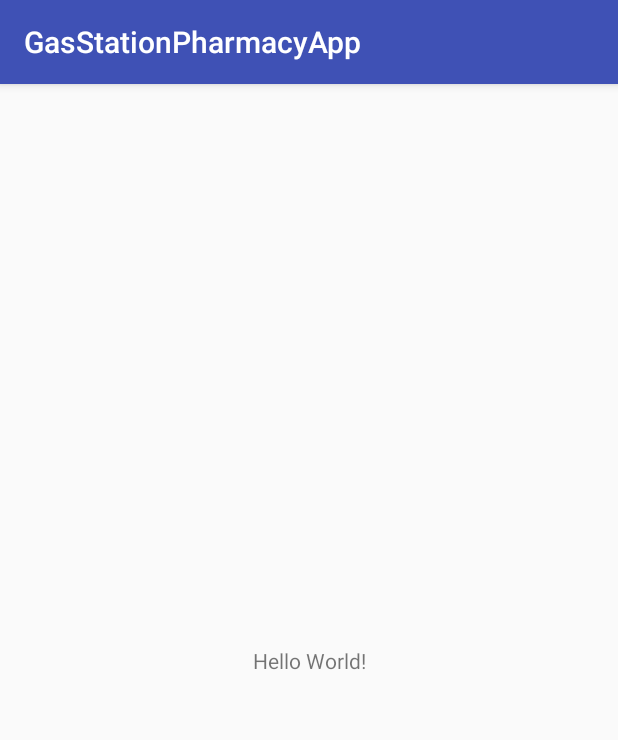
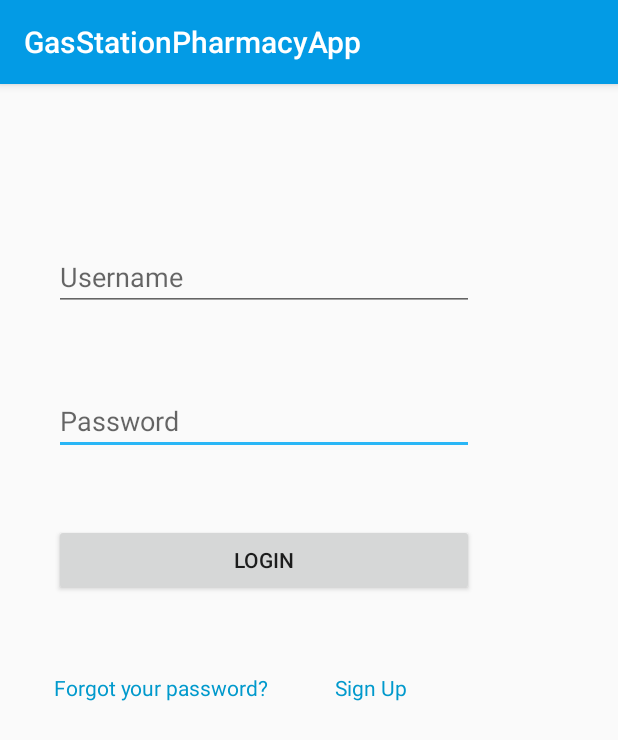
Before and after one commit to avargas10/Proyecto-1-BD, an Android app: the screen it shows after launch (MainActivity), on a phone screen of 412 x 824 dp. Shown: the top 740 px of the screen. Run offline under Robolectric (Android 15) with nearby library versions, the phone set to English and light mode, and no system bars.

Commit message:
Ventana de login

```diff
--- a/AndroidApp/GasSatationPharmacyApp/app/src/main/res/layout/activity_main.xml
+++ b/AndroidApp/GasSatationPharmacyApp/app/src/main/res/layout/activity_main.xml
@@ -4,15 +4,79 @@
     xmlns:tools="http://schemas.android.com/tools"
     android:layout_width="match_parent"
     android:layout_height="match_parent"
-    tools:context="com.example.adrian.gasstationpharmacyapp.MainActivity">
+    tools:context="com.example.adrian.gasstationpharmacyapp.MainActivity"
+    >
 
-    <TextView
-        android:layout_width="wrap_content"
-        android:layout_height="wrap_content"
-        android:text="Hello World!"
-        app:layout_constraintBottom_toBottomOf="parent"
-        app:layout_constraintLeft_toLeftOf="parent"
-        app:layout_constraintRight_toRightOf="parent"
-        app:layout_constraintTop_toTopOf="parent" />
+    <RelativeLayout
+        android:layout_width="385dp"
+        android:layout_height="499dp"
+        tools:layout_editor_absoluteX="16dp"
+        tools:layout_editor_absoluteY="-4dp">
+
+        <Button
+            android:id="@+id/btnLogin"
+            android:layout_width="280dp"
+            android:layout_height="48dp"
+            android:layout_alignParentBottom="true"
+            android:layout_alignParentStart="true"
+            android:layout_marginBottom="158dp"
+            android:layout_marginStart="36dp"
+            android:text="Login"
+            tools:layout_editor_absoluteX="52dp"
+            tools:layout_editor_absoluteY="287dp" />
+
+        <EditText
+            android:id="@+id/txtPassword"
+            android:layout_width="282dp"
+            android:layout_height="44dp"
+            android:layout_above="@+id/btnLogin"
+            android:layout_alignEnd="@+id/btnLogin"
+            android:layout_alignStart="@+id/btnLogin"
+            android:layout_marginBottom="46dp"
+            android:ems="10"
+            android:hint="Password"
+            android:inputType="textPassword"
+            tools:layout_editor_absoluteX="52dp"
+            tools:layout_editor_absoluteY="194dp" />
+
+        <EditText
+            android:id="@+id/txtUsername"
+            android:layout_width="281dp"
+            android:layout_height="39dp"
+            android:layout_above="@+id/txtPassword"
+            android:layout_alignEnd="@+id/btnLogin"
+            android:layout_alignStart="@+id/txtPassword"
+            android:layout_marginBottom="52dp"
+            android:ems="10"
+            android:hint="Username"
+            android:inputType="textPersonName"
+            tools:layout_editor_absoluteX="52dp"
+            tools:layout_editor_absoluteY="94dp" />
+
+        <TextView
+            android:id="@+id/textSignup"
+            android:layout_width="wrap_content"
+            android:layout_height="wrap_content"
+            android:layout_alignBaseline="@+id/textForgot"
+            android:layout_alignBottom="@+id/textForgot"
+            android:layout_marginStart="44dp"
+            android:layout_toEndOf="@+id/textForgot"
+            android:text="Sign Up"
+            android:textColor="@android:color/holo_blue_dark"
+            tools:layout_editor_absoluteX="207dp"
+            tools:layout_editor_absoluteY="371dp" />
+
+        <TextView
+            android:id="@+id/textForgot"
+            android:layout_width="wrap_content"
+            android:layout_height="wrap_content"
+            android:layout_alignParentBottom="true"
+            android:layout_alignStart="@+id/btnLogin"
+            android:layout_marginBottom="87dp"
+            android:text="Forgot your password?"
+            android:textColor="@android:color/holo_blue_dark"
+            tools:layout_editor_absoluteX="52dp"
+            tools:layout_editor_absoluteY="371dp" />
+    </RelativeLayout>
 
 </android.support.constraint.ConstraintLayout>
--- a/AndroidApp/GasSatationPharmacyApp/app/src/main/res/values/colors.xml
+++ b/AndroidApp/GasSatationPharmacyApp/app/src/main/res/values/colors.xml
@@ -1,6 +1,6 @@
 <?xml version="1.0" encoding="utf-8"?>
 <resources>
-    <color name="colorPrimary">#3F51B5</color>
-    <color name="colorPrimaryDark">#303F9F</color>
-    <color name="colorAccent">#FF4081</color>
+    <color name="colorPrimary">#039be5</color>
+    <color name="colorPrimaryDark">#0277bd</color>
+    <color name="colorAccent">#29b6f6</color>
 </resources>
```
